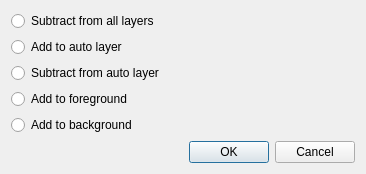
The window that src/filters/output/ui/PictureZonePropDialog.ui (ImageProcessing-ElectronicPublications/scantailor-experimental) describes before a commit, drawn with Qt 5.
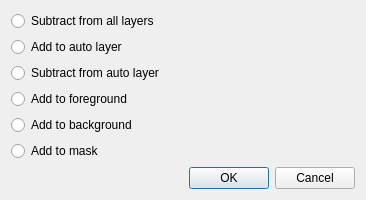
The same window after the commit.

Commit message: 0.2023.09.04: picture: zones: mask

```diff
--- a/src/filters/output/ui/PictureZonePropDialog.ui
+++ b/src/filters/output/ui/PictureZonePropDialog.ui
@@ -49,6 +49,13 @@
      </property>
     </widget>
    </item>
+   <item>
+    <widget class="QRadioButton" name="zonemask">
+     <property name="text">
+      <string>Add to mask</string>
+     </property>
+    </widget>
+   </item>
    <item>
     <spacer name="verticalSpacer">
      <property name="orientation">
```
Left out of the diff: 6 changed lines with no effect on the pictures. The commit also changes 7 other files.
